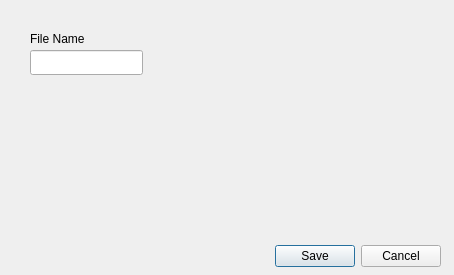
Before: the Qt Designer form configdialog.ui in leandrocadete/qPasswordManager, drawn with Qt 5.
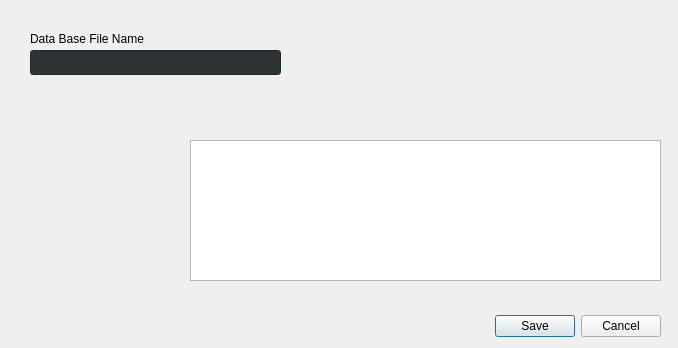
After: the same form once the commit is applied.

Commit message: Added style do configDialog

```diff
--- a/configdialog.ui
+++ b/configdialog.ui
@@ -6,8 +6,8 @@
    <rect>
     <x>0</x>
     <y>0</y>
-    <width>454</width>
-    <height>275</height>
+    <width>678</width>
+    <height>348</height>
    </rect>
   </property>
   <property name="windowTitle">
@@ -16,8 +16,8 @@
   <widget class="QDialogButtonBox" name="buttonBox">
    <property name="geometry">
     <rect>
-     <x>140</x>
-     <y>240</y>
+     <x>360</x>
+     <y>310</y>
      <width>301</width>
      <height>32</height>
     </rect>
@@ -34,22 +34,36 @@
     <rect>
      <x>30</x>
      <y>50</y>
-     <width>113</width>
+     <width>251</width>
      <height>25</height>
     </rect>
    </property>
+   <property name="styleSheet">
+    <string notr="true">color: rgb(238, 238, 236);
+background-color: rgb(46, 52, 54)</string>
+   </property>
   </widget>
   <widget class="QLabel" name="label">
    <property name="geometry">
     <rect>
      <x>30</x>
      <y>30</y>
-     <width>81</width>
+     <width>251</width>
      <height>17</height>
     </rect>
    </property>
    <property name="text">
-    <string>File Name</string>
+    <string>Data Base File Name</string>
+   </property>
+  </widget>
+  <widget class="QListView" name="listView">
+   <property name="geometry">
+    <rect>
+     <x>190</x>
+     <y>140</y>
+     <width>471</width>
+     <height>141</height>
+    </rect>
    </property>
   </widget>
  </widget>
```
The commit also changes 5 other files.
